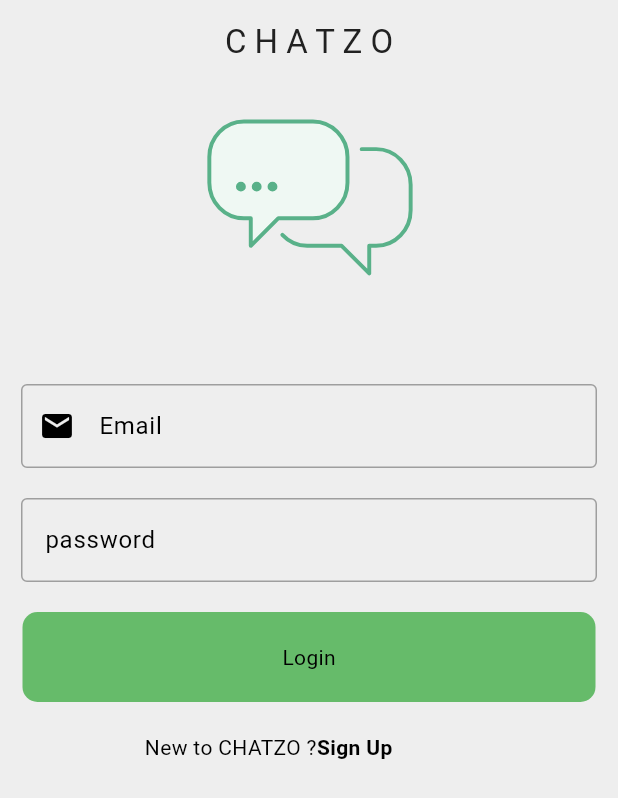
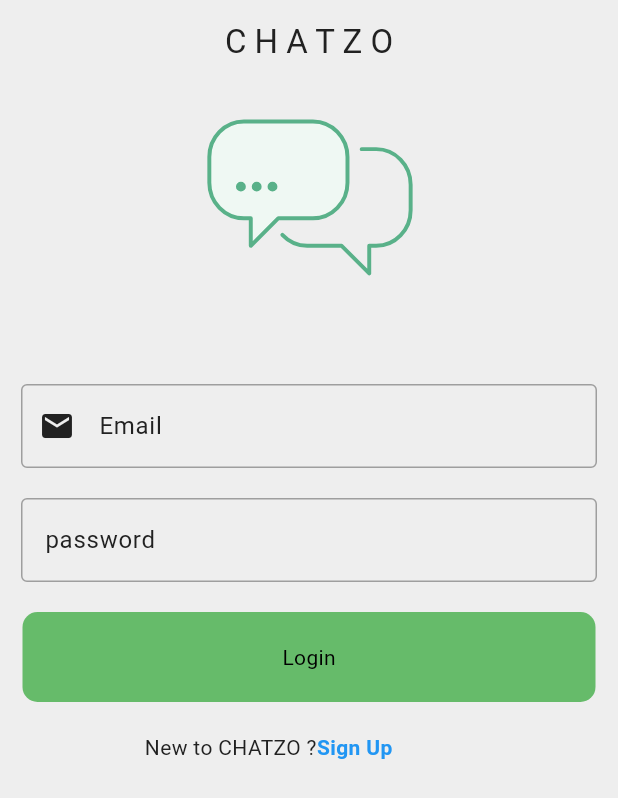
Before and after one commit to princesoni18/Chat_app, a Flutter app: the screen it shows after launch, after a tap on "Sign Up", after a tap on "Log in", on a phone screen of 412 x 824 dp. Shown: the top 798 px of the screen. Run offline on Flutter 3.47's test engine with Material 3 defaults, Android fonts, the phone set to English and light mode, and no system bars; drawn by our look-alikes of lottie; our stand-ins replace bloc, cloud_firestore, firebase_auth, firebase_core, firebase_storage, flutter_bloc and 1 more; accounts and stored records are empty; network calls fail.

Commit message:
responsiveness fixed

```diff
--- a/lib/main.dart
+++ b/lib/main.dart
@@ -42,6 +42,8 @@ class MyApp extends StatelessWidget {
       title: 'Flutter Demo',
       debugShowCheckedModeBanner: false,
 
+
+
       theme: BlocProvider.of<ThemeBloc>(context,listen: true).getThemedata,
     home: StreamBuilder(stream: FirebaseAuth.instance.authStateChanges(),
       builder: (context,snapshot){
--- a/lib/views/components/MyTextField.dart
+++ b/lib/views/components/MyTextField.dart
@@ -15,21 +15,26 @@ class MyTextField extends StatelessWidget {
     focusNode: MyfocusNode,
 
       controller: controller,
+      style: TextStyle(color: Theme.of(context).colorScheme.inversePrimary ),
       decoration:  InputDecoration(
+
+        iconColor: Theme.of(context).colorScheme.inversePrimary,
+        hintStyle: TextStyle(color: Theme.of(context).colorScheme.inversePrimary),
         prefixIcon: icon,
+        prefixIconColor: Theme.of(context).colorScheme.inversePrimary,
 hintText: hinttext,
-fillColor: Theme.of(context).colorScheme.primary,
-        focusedBorder: const  OutlineInputBorder(
+fillColor: Theme.of(context).colorScheme.inversePrimary,
+        focusedBorder:   OutlineInputBorder(
 
           borderSide: BorderSide(
-            color: Colors.black
+            color: Theme.of(context).colorScheme.primary
 
           )
         ),
         enabledBorder:   OutlineInputBorder(
 
           borderSide: BorderSide(
-            color: Theme.of(context).colorScheme.primary
+            color: Colors.grey
 
           )
         ),
--- a/lib/views/home/home_page.dart
+++ b/lib/views/home/home_page.dart
@@ -18,7 +18,9 @@ class Homepage extends StatelessWidget {
       backgroundColor: Theme.of(context).colorScheme.background,
       appBar: AppBar(
 
-        title: Text("H O M E"),
+        title: FittedBox(
+          fit: BoxFit.scaleDown,
+          child: Text("H O M E")),
         centerTitle: true,
         backgroundColor: Colors.transparent,
         elevation: 0.0,
--- a/lib/views/login_page/bottom_text.dart
+++ b/lib/views/login_page/bottom_text.dart
@@ -17,13 +17,13 @@ class Bottom_Text extends StatelessWidget {
           mainAxisAlignment: MainAxisAlignment.center,
           children: [
            SizedBox(width: MediaQuery.of(context).size.width*0.2,),
-            const Text("New to CHATZO ?",overflow: TextOverflow.ellipsis,),
+             Text("New to CHATZO ?",overflow: TextOverflow.ellipsis,style: TextStyle(color: Theme.of(context).colorScheme.inversePrimary),),
 
 
               Expanded(
                 child: GestureDetector(
                   onTap: () => Navigator.pushReplacement(context, MaterialPageRoute(builder: (context) => Register_Page(),)),
-                  child: Text("Sign Up",style: TextStyle(fontWeight: FontWeight.bold),)),
+                  child: Text("Sign Up",style: TextStyle(fontWeight: FontWeight.bold,color: Colors.blue),)),
               ),
 
           ],
--- a/lib/views/login_page/login_page.dart
+++ b/lib/views/login_page/login_page.dart
@@ -34,7 +34,9 @@ class Login_Page extends StatelessWidget {
         //appbar
 
         appBar: AppBar(
-          title: Text('C H A T Z O'),
+          title: FittedBox(
+            fit: BoxFit.scaleDown,
+            child: Text('C H A T Z O')),
           centerTitle: true,
           backgroundColor: Colors.transparent,
           elevation: 0.0,
--- a/lib/views/register_page/register_page.dart
+++ b/lib/views/register_page/register_page.dart
@@ -40,8 +40,10 @@ class Register_Page extends StatelessWidget {
         }
       },
       child: Scaffold(
+         backgroundColor: Theme.of(context).colorScheme.background,
         appBar: AppBar(
-          title: Text('C H A T Z O'),
+          title: const FittedBox(
+            fit:BoxFit.scaleDown,child: Text('C H A T Z O')),
           centerTitle: true,
           backgroundColor: Colors.transparent,
           elevation: 0.0,
@@ -148,12 +150,12 @@ class Register_Page extends StatelessWidget {
                 mainAxisAlignment: MainAxisAlignment.center,
                 children: [
                    SizedBox(width: MediaQuery.of(context).size.width*0.18,),
-                  const Text("already a member ?"),
+                   Text("already a member ?",style: TextStyle(color: Theme.of(context).colorScheme.inversePrimary),),
 
                 Expanded(
                   child: GestureDetector(
                     onTap: () => Navigator.pushReplacement(context, MaterialPageRoute(builder: (context) => Login_Page(),)),
-                    child:const  Text("Log in",style: TextStyle(fontWeight: FontWeight.bold),)),
+                    child:  Text("Log in",style: TextStyle(fontWeight: FontWeight.bold,color: Colors.blue),)),
                 )],
               ),
             )
```
Also changed, not shown: lib/views/chat_page/chat_page.dart (+9 -1 lines), lib/views/home/user_listTile.dart (+6 -1 lines), lib/views/settings/settings_page.dart (+9 -4 lines).
